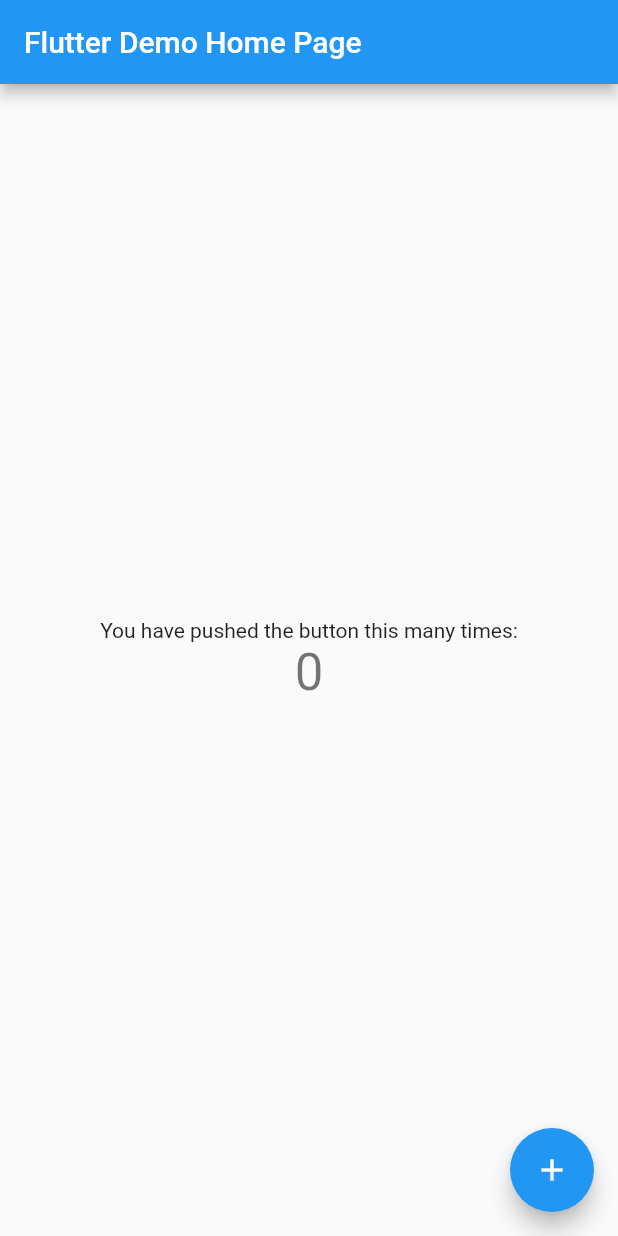
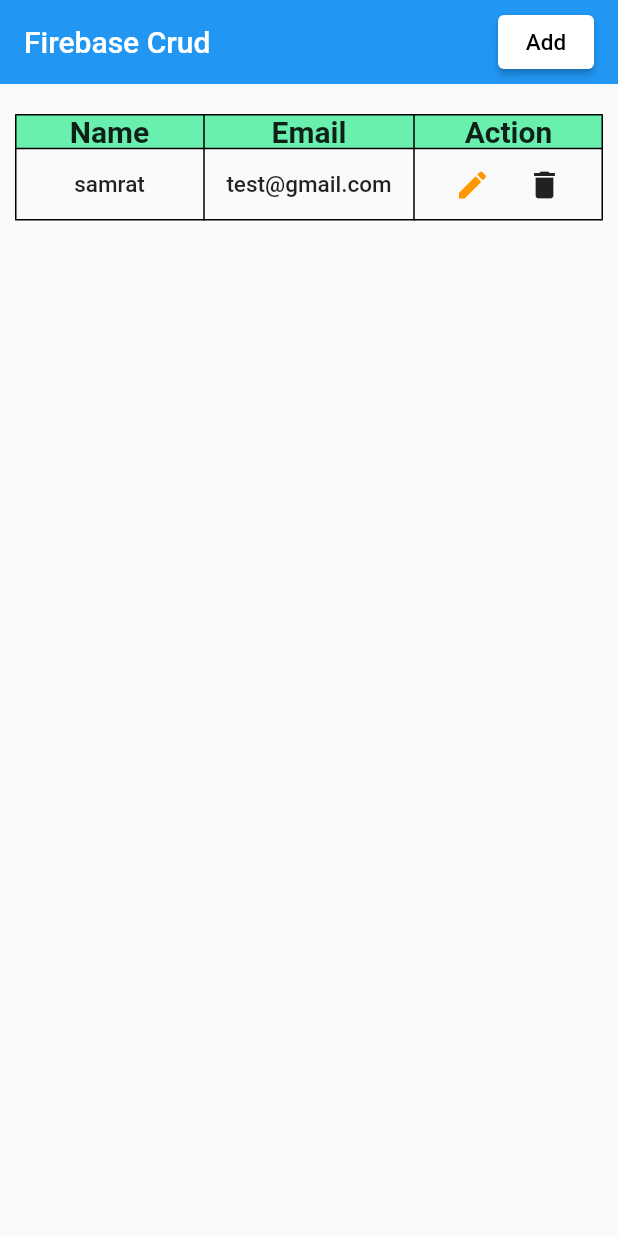
Before and after one commit to ankitpsamrat/Flutter-firebase-crud, a Flutter app: the screen it shows after launch, on a phone screen of 412 x 824 dp. Run offline on Flutter 3.47's test engine with Material 2 defaults, Android fonts, the phone set to English and light mode, and no system bars; our stand-ins replace firebase_core; accounts and stored records are empty.

Commit message:
first commit

```diff
--- a/analysis_options.yaml
+++ b/analysis_options.yaml
@@ -22,7 +22,9 @@ linter:
   # `// ignore_for_file: name_of_lint` syntax on the line or in the file
   # producing the lint.
   rules:
-    # avoid_print: false  # Uncomment to disable the `avoid_print` rule
+    prefer_const_constructors: false
+    use_key_in_widget_constructors: false
+    avoid_print: false  # Uncomment to disable the `avoid_print` rule
     # prefer_single_quotes: true  # Uncomment to enable the `prefer_single_quotes` rule
 
 # Additional information about this file can be found at
--- a/lib/main.dart
+++ b/lib/main.dart
@@ -1,115 +1,35 @@
+import 'package:firebase_core/firebase_core.dart';
+import 'package:firebase_crud/firebase_options.dart';
+import 'package:firebase_crud/pages/add_student_page.dart';
+import 'package:firebase_crud/pages/home_page.dart';
+import 'package:firebase_crud/pages/update_student_page.dart';
 import 'package:flutter/material.dart';
 
-void main() {
+Future<void> main() async {
+  await Firebase.initializeApp(
+    options: DefaultFirebaseOptions.currentPlatform,
+);
   runApp(const MyApp());
 }
 
 class MyApp extends StatelessWidget {
   const MyApp({super.key});
 
-  // This widget is the root of your application.
   @override
   Widget build(BuildContext context) {
     return MaterialApp(
-      title: 'Flutter Demo',
+      debugShowCheckedModeBanner: false,
+      title: 'Firebase Crud',
       theme: ThemeData(
-        // This is the theme of your application.
-        //
-        // Try running your application with "flutter run". You'll see the
-        // application has a blue toolbar. Then, without quitting the app, try
-        // changing the primarySwatch below to Colors.green and then invoke
-        // "hot reload" (press "r" in the console where you ran "flutter run",
-        // or simply save your changes to "hot reload" in a Flutter IDE).
-        // Notice that the counter didn't reset back to zero; the application
-        // is not restarted.
         primarySwatch: Colors.blue,
       ),
-      home: const MyHomePage(title: 'Flutter Demo Home Page'),
+      initialRoute: 'home',
+      routes: {
+        'home':(context) => HomePage(),
+        'addStudent':(context) => AddStudentPage(),
+        'updateStudent':(context) => UpdateStudentPage(),
+      },
+      // home: HomePage(),
     );
   }
 }
-
-class MyHomePage extends StatefulWidget {
-  const MyHomePage({super.key, required this.title});
-
-  // This widget is the home page of your application. It is stateful, meaning
-  // that it has a State object (defined below) that contains fields that affect
-  // how it looks.
-
-  // This class is the configuration for the state. It holds the values (in this
-  // case the title) provided by the parent (in this case the App widget) and
-  // used by the build method of the State. Fields in a Widget subclass are
-  // always marked "final".
-
-  final String title;
-
-  @override
-  State<MyHomePage> createState() => _MyHomePageState();
-}
-
-class _MyHomePageState extends State<MyHomePage> {
-  int _counter = 0;
-
-  void _incrementCounter() {
-    setState(() {
-      // This call to setState tells the Flutter framework that something has
-      // changed in this State, which causes it to rerun the build method below
-      // so that the display can reflect the updated values. If we changed
-      // _counter without calling setState(), then the build method would not be
-      // called again, and so nothing would appear to happen.
-      _counter++;
-    });
-  }
-
-  @override
-  Widget build(BuildContext context) {
-    // This method is rerun every time setState is called, for instance as done
-    // by the _incrementCounter method above.
-    //
-    // The Flutter framework has been optimized to make rerunning build methods
-    // fast, so that you can just rebuild anything that needs updating rather
-    // than having to individually change instances of widgets.
-    return Scaffold(
-      appBar: AppBar(
-        // Here we take the value from the MyHomePage object that was created by
-        // the App.build method, and use it to set our appbar title.
-        title: Text(widget.title),
-      ),
-      body: Center(
-        // Center is a layout widget. It takes a single child and positions it
-        // in the middle of the parent.
-        child: Column(
-          // Column is also a layout widget. It takes a list of children and
-          // arranges them vertically. By default, it sizes itself to fit its
-          // children horizontally, and tries to be as tall as its parent.
-          //
-          // Invoke "debug painting" (press "p" in the console, choose the
-          // "Toggle Debug Paint" action from the Flutter Inspector in Android
-          // Studio, or the "Toggle Debug Paint" command in Visual Studio Code)
-          // to see the wireframe for each widget.
-          //
-          // Column has various properties to control how it sizes itself and
-          // how it positions its children. Here we use mainAxisAlignment to
-          // center the children vertically; the main axis here is the vertical
-          // axis because Columns are vertical (the cross axis would be
-          // horizontal).
-          mainAxisAlignment: MainAxisAlignment.center,
-          children: <Widget>[
-            const Text(
-              'You have pushed the button this many times:',
-            ),
-            Text(
-              '$_counter',
-              style: Theme.of(context).textTheme.headline4,
-            ),
-          ],
-        ),
-      ),
-      floatingActionButton: FloatingActionButton(
-        onPressed: _incrementCounter,
-        tooltip: 'Increment',
-        child: const Icon(Icons.add),
-      ), // This trailing comma makes auto-formatting nicer for build methods.
-    );
-  }
-}
--- /dev/null
+++ b/lib/pages/home_page.dart
@@ -0,0 +1,38 @@
+import 'package:firebase_crud/pages/add_student_page.dart';
+import 'package:firebase_crud/pages/list_student_page.dart';
+import 'package:flutter/material.dart';
+
+class HomePage extends StatelessWidget {
+  const HomePage({super.key});
+
+  @override
+  Widget build(BuildContext context) {
+    return Scaffold(
+      appBar: AppBar(
+        elevation: 0,
+        title: Row(
+          mainAxisAlignment: MainAxisAlignment.spaceBetween,
+          children: [
+            Text('Firebase Crud'),
+            ElevatedButton(
+              onPressed: () {
+                Navigator.pushNamed(context, 'addStudent');
+              },
+              style: ElevatedButton.styleFrom(
+                backgroundColor: Colors.white,
+              ),
+              child: Text(
+                'Add',
+                style: TextStyle(
+                  color: Colors.black,
+                  fontSize: 15,
+                ),
+              ),
+            ),
+          ],
+        ),
+      ),
+      body: StudentListPage(),
+    );
+  }
+}
--- /dev/null
+++ b/lib/pages/list_student_page.dart
@@ -0,0 +1,119 @@
+import 'package:flutter/material.dart';
+
+class StudentListPage extends StatelessWidget {
+  const StudentListPage({super.key});
+
+  @override
+  Widget build(BuildContext context) {
+    return Container(
+      margin: EdgeInsets.symmetric(
+        horizontal: 10,
+        vertical: 20,
+      ),
+      child: SingleChildScrollView(
+        scrollDirection: Axis.vertical, //
+        child: Table(
+          border: TableBorder.all(),
+          columnWidths: const <int, TableColumnWidth>{
+            1: FixedColumnWidth(140),
+          },
+          defaultVerticalAlignment: TableCellVerticalAlignment.middle,
+          children: [
+            TableRow(
+              children: [
+                TableCell(
+                  child: Container(
+                    color: Colors.greenAccent,
+                    child: Center(
+                      child: Text(
+                        'Name',
+                        style: TextStyle(
+                          fontSize: 20.0,
+                          fontWeight: FontWeight.bold,
+                        ),
+                      ),
+                    ),
+                  ),
+                ),
+                TableCell(
+                  child: Container(
+                    color: Colors.greenAccent,
+                    child: Center(
+                      child: Text(
+                        'Email',
+                        style: TextStyle(
+                          fontSize: 20.0,
+                          fontWeight: FontWeight.bold,
+                        ),
+                      ),
+                    ),
+                  ),
+                ),
+                TableCell(
+                  child: Container(
+                    color: Colors.greenAccent,
+                    child: Center(
+                      child: Text(
+                        'Action',
+                        style: TextStyle(
+                          fontSize: 20.0,
+                          fontWeight: FontWeight.bold,
+                        ),
+                      ),
+                    ),
+                  ),
+                ),
+              ],
+            ),
+            TableRow(
+              children: [
+                TableCell(
+                  child: Center(
+                    child: Text(
+                      'samrat',
+                      style: TextStyle(
+                        fontSize: 15,
+                        fontWeight: FontWeight.w500,
+                      ),
+                    ),
+                  ),
+                ),
+                TableCell(
+                  child: Center(
+                    child: Text(
+                      'test@gmail.com',
+                      style: TextStyle(
+                        fontSize: 15,
+                        fontWeight: FontWeight.w500,
+                      ),
+                    ),
+                  ),
+                ),
+                TableCell(
+                  child: Row(
+                    mainAxisAlignment: MainAxisAlignment.center,
+                    children: [
+                      IconButton(
+                        onPressed: () {
+                          Navigator.pushNamed(context, 'updateStudent');
+                        },
+                        icon: Icon(
+                          Icons.edit,
+                          color: Colors.orange,
+                        ),
+                      ),
+                      IconButton(
+                        onPressed: () {},
+                        icon: Icon(Icons.delete),
+                      ),
+                    ],
+                  ),
+                ),
+              ],
+            ),
+          ],
+        ),
+      ),
+    );
+  }
+}
```
Also changed, not shown: lib/common/widgets/button_widget.dart (added, +34 -0 lines), lib/common/widgets/input_field_widget.dart (added, +43 -0 lines), lib/pages/add_student_page.dart (added, +165 -0 lines), lib/pages/update_student_page.dart (added, +142 -0 lines), pubspec.yaml (+4 -17 lines), lib/firebase_options.dart (added), pubspec.lock, 58 other files.
